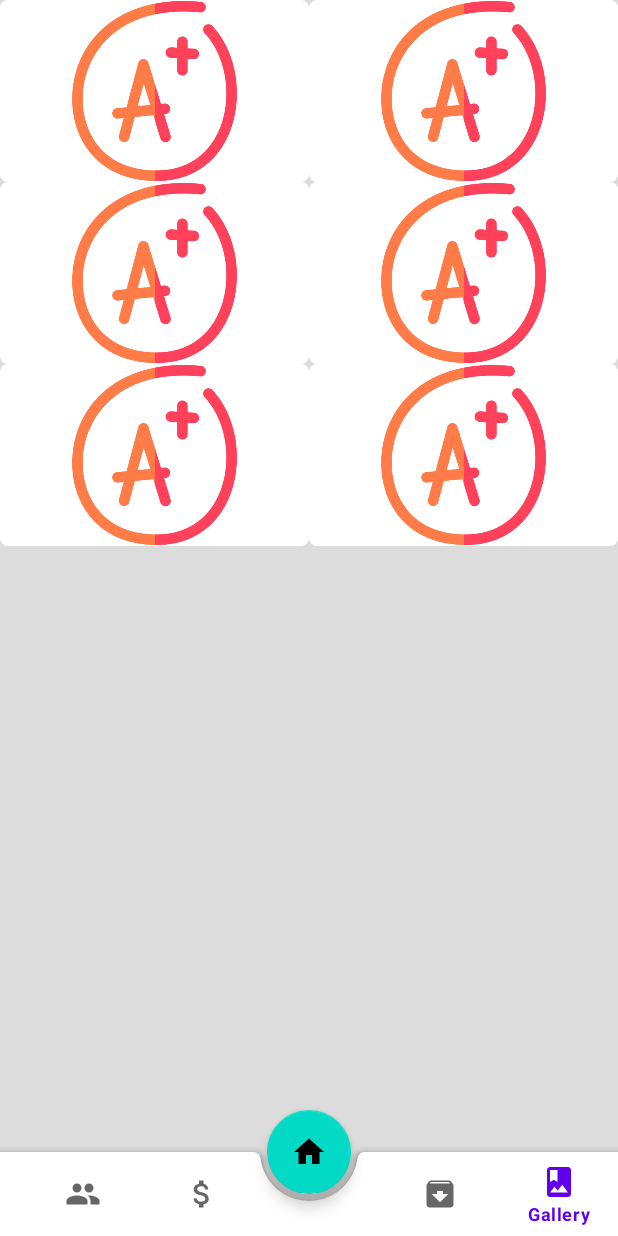
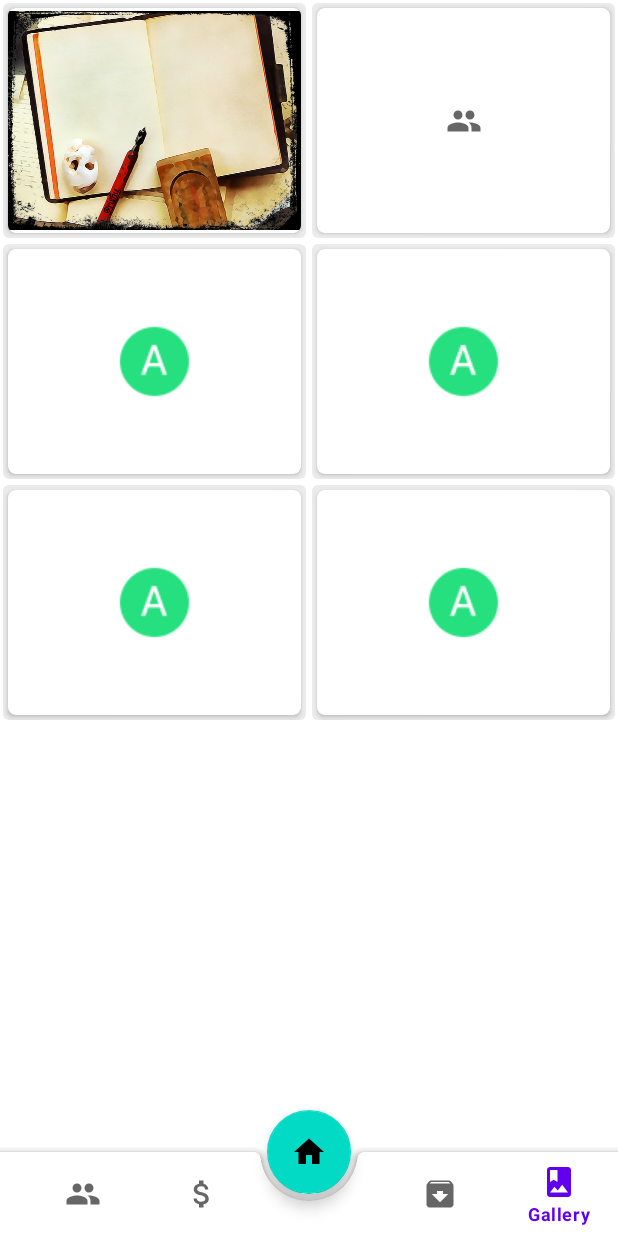
Before and after one commit to iraunit/NITRR, an Android app: the screen it shows after launch (MainActivity), item 5 of the bottom bar chosen, on a phone screen of 412 x 824 dp. Run offline under Robolectric (Android 15) with nearby library versions, the phone set to English and light mode, and no system bars.

Commit message:
gallerygrid working with on click listener

```diff
--- a/app/src/main/AndroidManifest.xml
+++ b/app/src/main/AndroidManifest.xml
@@ -10,6 +10,9 @@
         android:supportsRtl="true"
         android:theme="@style/Theme.NITRR">
         <activity
+            android:name=".gallery.PhotoActivity"
+            android:exported="true" />
+        <activity
             android:name=".MainActivity"
             android:exported="true">
             <intent-filter>
--- a/app/src/main/java/com/shyptsolution/nitrr/MainActivity.kt
+++ b/app/src/main/java/com/shyptsolution/nitrr/MainActivity.kt
@@ -24,7 +24,7 @@ class MainActivity : AppCompatActivity() {
         super.onCreate(savedInstanceState)
         setContentView(R.layout.activity_main)
 
-
+        supportActionBar!!.hide()
 
 
 
--- a/app/src/main/java/com/shyptsolution/nitrr/gallery/Gallery.kt
+++ b/app/src/main/java/com/shyptsolution/nitrr/gallery/Gallery.kt
@@ -7,6 +7,7 @@ import android.view.View
 import android.view.ViewGroup
 import android.widget.GridLayout
 import android.widget.GridView
+import androidx.fragment.app.FragmentManager
 import androidx.recyclerview.widget.GridLayoutManager
 import com.shyptsolution.nitrr.R
 
@@ -46,6 +47,10 @@ class Gallery : Fragment() {
         // Inflate the layout for this fragment
 //        adapter= GalleryAdapter(GalleryData.galleryphoto)
 //        gallerygrid?.adapter=adapter
+
+
+
+
         var view:View=inflater.inflate(R.layout.fragment_gallery, container, false)
         gallerygrid=view.findViewById(R.id.galllerygrid)
         adapter= GalleryAdapter(listofphoto)
--- a/app/src/main/java/com/shyptsolution/nitrr/gallery/GalleryAdapter.kt
+++ b/app/src/main/java/com/shyptsolution/nitrr/gallery/GalleryAdapter.kt
@@ -1,19 +1,19 @@
 package com.shyptsolution.nitrr.gallery
 
 import android.content.Context
+import android.content.Intent
 import android.os.strictmode.WebViewMethodCalledOnWrongThreadViolation
 import android.view.LayoutInflater
 import android.view.View
 import android.view.ViewGroup
-import android.widget.BaseAdapter
-import android.widget.ImageView
-import android.widget.TextView
+import android.widget.*
 import com.shyptsolution.nitrr.R
+import kotlinx.android.synthetic.main.gallery_ticket.view.*
 
 class GalleryAdapter(gallerylist:ArrayList<GalleryDataModel>):BaseAdapter() {
     var galleryList=gallerylist
     var image:ImageView?=null
-    var texxt:TextView?=null
+    var gallerylayout:LinearLayout?=null
     override fun getCount(): Int {
        return galleryList.size
     }
@@ -29,7 +29,18 @@ class GalleryAdapter(gallerylist:ArrayList<GalleryDataModel>):BaseAdapter() {
     override fun getView(position: Int, convertView: View?, parent: ViewGroup?): View {
        var inflator=LayoutInflater.from(parent?.context).inflate(R.layout.gallery_ticket,null)
         image=inflator.findViewById(R.id.gallery)
-        image?.setImageResource(galleryList[position].image)
+        var context=parent?.context
+       inflator.galleryimage.setImageResource(galleryList[position].image)
+        inflator.gallerylayout?.setOnClickListener {
+
+
+            var intent=Intent(context,PhotoActivity::class.java)
+            intent.putExtra("image",galleryList[position]!!.image)
+            context?.startActivity(intent)
+        }
+
+
+
 
 
         return inflator
--- a/app/src/main/java/com/shyptsolution/nitrr/gallery/GalleryData.kt
+++ b/app/src/main/java/com/shyptsolution/nitrr/gallery/GalleryData.kt
@@ -5,8 +5,8 @@ import com.shyptsolution.nitrr.R
 object GalleryData {
     var galleryphoto=ArrayList<GalleryDataModel>()
             init{
-                galleryphoto.add(GalleryDataModel(R.drawable.aicon))
-                galleryphoto.add(GalleryDataModel(R.drawable.aicon))
+                galleryphoto.add(GalleryDataModel(R.drawable.isha))
+                galleryphoto.add(GalleryDataModel(R.drawable.ic_people))
                 galleryphoto.add(GalleryDataModel(R.drawable.aicon))
                 galleryphoto.add(GalleryDataModel(R.drawable.aicon))
                 galleryphoto.add(GalleryDataModel(R.drawable.aicon))
--- a/app/src/main/res/layout/fragment_gallery.xml
+++ b/app/src/main/res/layout/fragment_gallery.xml
@@ -3,19 +3,12 @@
     xmlns:tools="http://schemas.android.com/tools"
     android:layout_width="match_parent"
     android:layout_height="match_parent"
-    android:background="@color/grey"
     tools:context=".gallery.Gallery">
 
     <GridView
         android:id="@+id/galllerygrid"
         android:layout_width="match_parent"
-        android:numColumns="2"
-        android:layout_height="match_parent" />
+        android:layout_height="match_parent"
+        android:numColumns="2" />
 
-    <Button
-        android:id="@+id/button2"
-        android:layout_width="match_parent"
-        android:layout_height="wrap_content"
-        android:layout_weight="1"
-        android:text="Button" />
 </LinearLayout>
--- a/app/src/main/res/layout/gallery_ticket.xml
+++ b/app/src/main/res/layout/gallery_ticket.xml
@@ -1,22 +1,45 @@
 <?xml version="1.0" encoding="utf-8"?>
 <LinearLayout xmlns:android="http://schemas.android.com/apk/res/android"
     xmlns:app="http://schemas.android.com/apk/res-auto"
+    xmlns:tools="http://schemas.android.com/tools"
     android:layout_width="match_parent"
-    android:orientation="vertical"
-    android:layout_height="match_parent">
+    android:layout_height="150dp"
+    android:orientation="vertical">
 
     <LinearLayout
+        android:id="@+id/gallerylayout"
         android:layout_width="match_parent"
-        android:layout_height="match_parent"
-        android:background="@drawable/gallerybackground"
+        android:layout_height="wrap_content"
+        android:layout_margin="2dp"
+        android:background="@drawable/button_background"
         android:orientation="horizontal">
 
-        <ImageView
-            android:id="@+id/galleryimage"
-            android:layout_width="100dp"
-            android:layout_height="120dp"
+        <androidx.cardview.widget.CardView
+            android:layout_width="wrap_content"
+            android:layout_height="150dp"
+            android:layout_margin="3dp"
             android:layout_weight="1"
-            app:srcCompat="@drawable/grade" />
+            android:padding="3dp"
+            app:cardCornerRadius="5dp">
+
+            <androidx.constraintlayout.widget.ConstraintLayout
+                android:layout_width="match_parent"
+                android:layout_height="match_parent"
+
+                >
+
+                <ImageView
+                    android:id="@+id/galleryimage"
+                    android:layout_width="wrap_content"
+                    android:layout_height="wrap_content"
+                    android:layout_weight="1"
+                    app:layout_constraintBottom_toBottomOf="parent"
+                    app:layout_constraintEnd_toEndOf="parent"
+                    app:layout_constraintStart_toStartOf="parent"
+                    app:layout_constraintTop_toTopOf="parent"
+                    app:srcCompat="@drawable/grade" />
+            </androidx.constraintlayout.widget.ConstraintLayout>
+        </androidx.cardview.widget.CardView>
 
     </LinearLayout>
 </LinearLayout>
--- a/app/src/main/res/values/themes.xml
+++ b/app/src/main/res/values/themes.xml
@@ -1,6 +1,6 @@
 <resources xmlns:tools="http://schemas.android.com/tools">
     <!-- Base application theme. -->
-    <style name="Theme.NITRR" parent="Theme.MaterialComponents.Light.NoActionBar">
+    <style name="Theme.NITRR" parent="Theme.MaterialComponents.Light.DarkActionBar">
         <!-- Primary brand color. -->
         <item name="colorPrimary">@color/purple_500</item>
         <item name="colorPrimaryVariant">@color/purple_700</item>
```
Also changed, not shown: app/src/main/java/com/shyptsolution/nitrr/faculties/Faculties.kt (deleted, +0 -60 lines), app/src/main/java/com/shyptsolution/nitrr/gallery/PhotoActivity.kt (added, +31 -0 lines), app/src/main/res/layout/activity_photo.xml (added, +18 -0 lines), app/src/main/res/layout/cardview.xml (+9 -2 lines).
